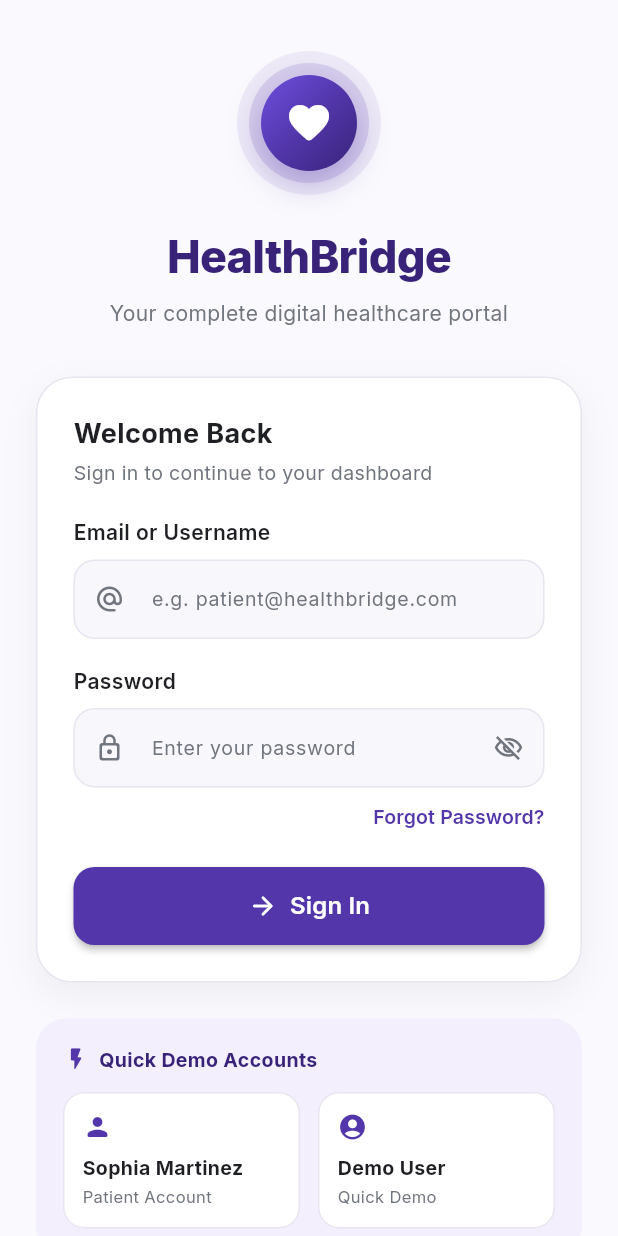
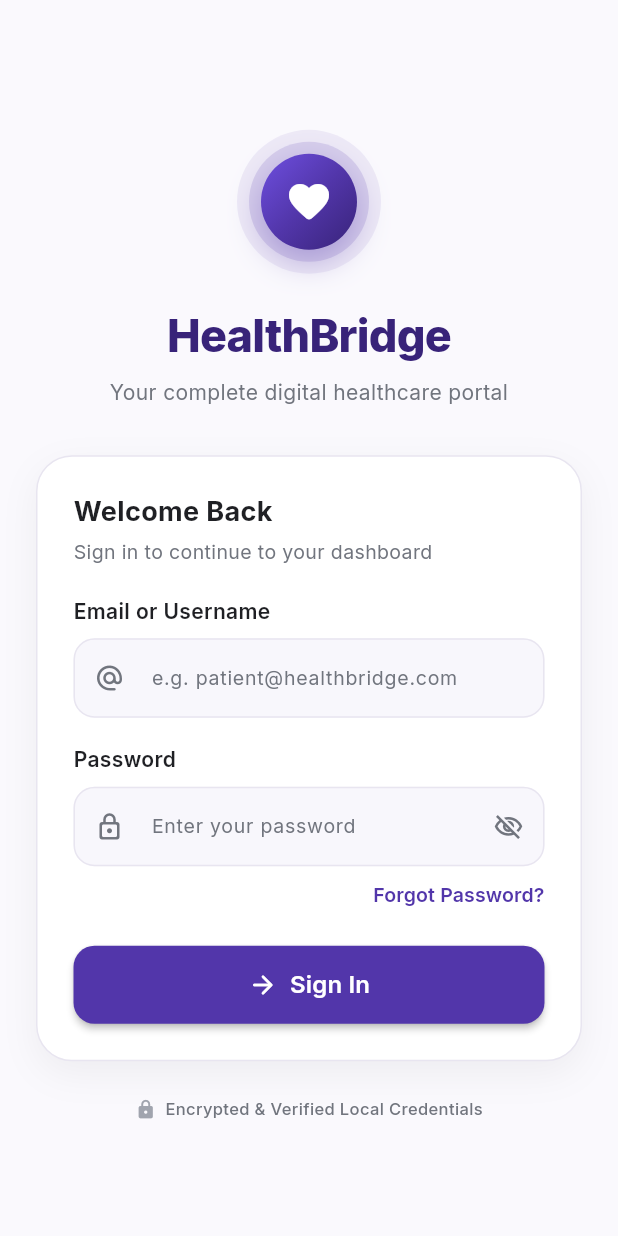
Before and after one commit to Extract001/HealthBridge, a Flutter app: the screen it shows after launch, on a phone screen of 412 x 824 dp. Run offline on Flutter 3.47's test engine with Material 3 defaults, Android fonts, the phone set to English and light mode, and no system bars; our stand-ins replace flutter_map, google_fonts, latlong2.

Commit message:
changes login screen

```diff
--- a/lib/screens/login_screen.dart
+++ b/lib/screens/login_screen.dart
@@ -20,7 +20,6 @@ class _LoginScreenState extends State<LoginScreen> {
   bool _obscurePassword = true;
   bool _isLoading = false;
   String? _errorMessage;
-  String _selectedPersona = ""; // "patient" or "demo"
 
   @override
   void dispose() {
@@ -70,15 +69,6 @@ class _LoginScreenState extends State<LoginScreen> {
     }
   }
 
-  void _fillPersona(String persona, String username, String password) {
-    setState(() {
-      _selectedPersona = persona;
-      _usernameController.text = username;
-      _passwordController.text = password;
-      _errorMessage = null;
-    });
-  }
-
   @override
   Widget build(BuildContext context) {
     return Scaffold(
@@ -93,7 +83,7 @@ class _LoginScreenState extends State<LoginScreen> {
               children: [
                 const SizedBox(height: 10),
 
-                // Awesome Hero Branding Header
+                // Hero Branding Header
                 Center(
                   child: Stack(
                     alignment: Alignment.center,
@@ -280,63 +270,6 @@ class _LoginScreenState extends State<LoginScreen> {
 
                 const SizedBox(height: 24),
 
-                // Quick Select Demo Persona Accounts
-                Container(
-                  padding: const EdgeInsets.all(18),
-                  decoration: AppStyles.lavenderBoxDecoration.copyWith(
-                    borderRadius: BorderRadius.circular(20),
-                  ),
-                  child: Column(
-                    crossAxisAlignment: CrossAxisAlignment.start,
-                    children: [
-                      Row(
-                        children: [
-                          const Icon(Icons.flash_on_rounded, color: AppColors.primary, size: 18),
-                          const SizedBox(width: 6),
-                          Text(
-                            "Quick Demo Accounts",
-                            style: AppStyles.caption.copyWith(
-                              color: AppColors.primaryDark,
-                              fontWeight: FontWeight.w700,
-                              fontSize: 13,
-                            ),
-                          ),
-                        ],
-                      ),
-                      const SizedBox(height: 12),
-                      Row(
-                        children: [
-                          // Patient Account Card
-                          Expanded(
-                            child: _buildPersonaCard(
-                              id: "patient",
-                              title: "Sophia Martinez",
-                              subtitle: "Patient Account",
-                              username: "patient@healthbridge.com",
-                              password: "password123",
-                              icon: Icons.person_rounded,
-                            ),
-                          ),
-                          const SizedBox(width: 12),
-                          // Demo User Card
-                          Expanded(
-                            child: _buildPersonaCard(
-                              id: "demo",
-                              title: "Demo User",
-                              subtitle: "Quick Demo",
-                              username: "demo",
-                              password: "demo123",
-                              icon: Icons.account_circle_rounded,
-                            ),
-                          ),
-                        ],
-                      ),
-                    ],
-                  ),
-                ),
-
-                const SizedBox(height: 24),
-
                 // Security Note
                 Row(
                   mainAxisAlignment: MainAxisAlignment.center,
@@ -356,74 +289,4 @@ class _LoginScreenState extends State<LoginScreen> {
       ),
     );
   }
-
-  Widget _buildPersonaCard({
-    required String id,
-    required String title,
-    required String subtitle,
-    required String username,
-    required String password,
-    required IconData icon,
-  }) {
-    final isSelected = _selectedPersona == id;
-
-    return InkWell(
-      onTap: () => _fillPersona(id, username, password),
-      borderRadius: BorderRadius.circular(14),
-      child: Container(
-        padding: const EdgeInsets.all(12),
-        decoration: BoxDecoration(
-          color: isSelected ? AppColors.primary : Colors.white,
-          borderRadius: BorderRadius.circular(14),
-          border: Border.all(
-            color: isSelected ? AppColors.primary : AppColors.borderLight,
-            width: isSelected ? 2 : 1,
-          ),
-          boxShadow: isSelected
-              ? [
-                  BoxShadow(
-                    color: AppColors.primary.withValues(alpha: 0.2),
-                    blurRadius: 8,
-                    offset: const Offset(0, 3),
-                  )
-                ]
-              : null,
-        ),
-        child: Column(
-          crossAxisAlignment: CrossAxisAlignment.start,
-          children: [
-            Row(
-              mainAxisAlignment: MainAxisAlignment.spaceBetween,
-              children: [
-                Icon(
-                  icon,
-                  size: 20,
-                  color: isSelected ? Colors.white : AppColors.primary,
-                ),
-                if (isSelected)
-                  const Icon(Icons.check_circle_rounded, size: 16, color: Colors.white),
-              ],
-            ),
-            const SizedBox(height: 8),
-            Text(
-              title,
-              style: TextStyle(
-                fontSize: 13,
-                fontWeight: FontWeight.w700,
-                color: isSelected ? Colors.white : AppColors.textPrimary,
-              ),
-            ),
-            const SizedBox(height: 2),
-            Text(
-              subtitle,
-              style: TextStyle(
-                fontSize: 11,
-                color: isSelected ? Colors.white.withValues(alpha: 0.8) : AppColors.textSecondary,
-              ),
-            ),
-          ],
-        ),
-      ),
-    );
-  }
 }
```
Also changed, not shown: 1 other file.
